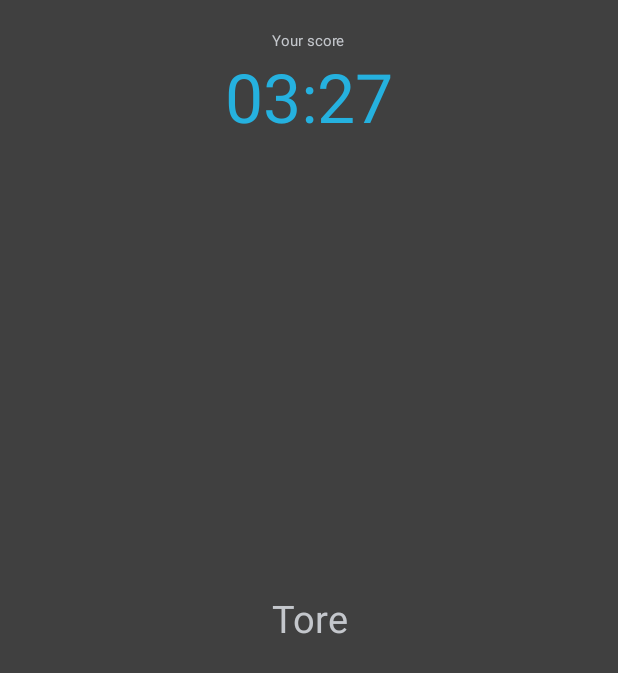
After one commit to bjolseth/photogame, an Android app: the HighscoreActivity screen opened directly, with no data from a screen before it, on a phone screen of 412 x 824 dp. The commit adds this screen. Shown: the top 673 px of the screen. Run offline under Robolectric (Android 15) with nearby library versions, the phone set to English and light mode, and no system bars.

Commit message:
Add highscore activity

```diff
--- /dev/null
+++ b/app/src/main/java/com/cisco/photogame/HighscoreActivity.java
@@ -0,0 +1,18 @@
+package com.cisco.photogame;
+
+import android.app.Activity;
+import android.os.Bundle;
+import android.view.Menu;
+import android.view.MenuItem;
+
+
+public class HighscoreActivity extends Activity {
+
+    @Override
+    protected void onCreate(Bundle savedInstanceState) {
+        super.onCreate(savedInstanceState);
+        setContentView(R.layout.highscore);
+    }
+
+
+}
--- /dev/null
+++ b/app/src/main/res/layout/highscore.xml
@@ -0,0 +1,45 @@
+<?xml version="1.0" encoding="utf-8"?>
+<RelativeLayout xmlns:android="http://schemas.android.com/apk/res/android"
+    android:orientation="vertical" android:layout_width="match_parent"
+    android:layout_height="match_parent"
+    android:background="@color/darkgray"
+    >
+
+    <TextView
+        android:id="@+id/header"
+        android:layout_width="wrap_content"
+        android:layout_height="wrap_content"
+        android:layout_alignParentTop="true"
+        android:layout_centerHorizontal="true"
+        android:layout_marginTop="20dp"
+        android:textColor="@color/lightgray"
+        android:textSize="10sp"
+        android:text="Your score"
+        />
+
+    <TextView
+        android:layout_width="wrap_content"
+        android:layout_height="wrap_content"
+        android:layout_below="@id/header"
+        android:layout_centerHorizontal="true"
+        android:textColor="@color/blue"
+        android:textSize="45sp"
+        android:text="03:27"
+        />
+
+    <EditText
+        android:layout_width="match_parent"
+        android:layout_height="wrap_content"
+        android:layout_centerInParent="true"
+        android:textColor="@color/lightgray"
+        android:textSize="25sp"
+        android:padding="20dp"
+        android:inputType="textEmailAddress"
+        android:singleLine="true"
+        android:gravity="center"
+        android:background="#0000"
+        android:imeOptions="flagNoExtractUi|actionSend"
+        android:text="Tore"
+        />
+
+</RelativeLayout>
--- /dev/null
+++ b/app/src/main/res/menu/test.xml
@@ -0,0 +1,6 @@
+<menu xmlns:android="http://schemas.android.com/apk/res/android"
+    xmlns:tools="http://schemas.android.com/tools"
+    tools:context="com.cisco.photogame.HighscoreActivity">
+    <item android:id="@+id/action_settings" android:title="@string/action_settings"
+        android:orderInCategory="100" android:showAsAction="never" />
+</menu>
--- a/app/src/main/res/values/strings.xml
+++ b/app/src/main/res/values/strings.xml
@@ -2,5 +2,8 @@
 <resources>
 
     <string name="app_name">PhotoGame</string>
+    <string name="title_activity_highscore">HighscoreActivity</string>
+    <string name="hello_world">Hello world!</string>
+    <string name="action_settings">Settings</string>
 
 </resources>
```
Also changed, not shown: app/src/main/AndroidManifest.xml (+5 -2 lines), app/src/main/java/com/cisco/photogame/GameController.java (+6 -14 lines).
